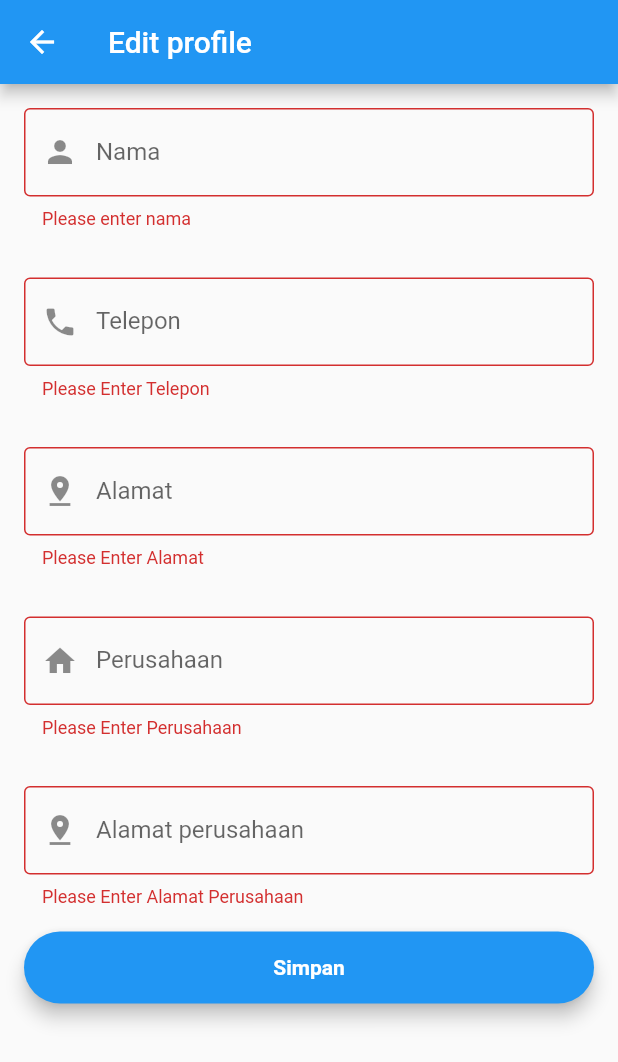
After one commit to ptadisetiawan/marketing_tracker, a Flutter app: the EditProfilePage screen opened directly, after a tap on "Simpan", on a phone screen of 412 x 824 dp. The commit adds this screen. Shown: the top 1062 px of the screen. Run offline on Flutter 3.47's test engine with Material 2 defaults, Android fonts, the phone set to English and light mode, and no system bars; our stand-ins replace cloud_firestore, firebase_auth, get_it, google_maps_flutter, location; missing offline and left inert: geocoder, time_formatter; accounts and stored records are empty; statements that could not run were skipped.

Commit message:
update perbaikan tampilan

```diff
--- a/lib/core/model/user.dart
+++ b/lib/core/model/user.dart
@@ -17,4 +17,15 @@ class User{
         perusahaan = snapshot['perusahaan'] ?? '',
         alamatPerusahaan = snapshot['alamat_perusahaan'] ?? '',
         photoUrl = 'https://www.unr.ac.id/images/dosen_male.png';
+
+   toJson() {
+    return {
+      "nama": nama,
+      "alamat": alamat,
+      "telp": telp,
+      "perusahaan": perusahaan,
+      "alamat_perusahaan": alamatPerusahaan,
+      "photoUrl" : 'https://www.unr.ac.id/images/dosen_male.png'
+    };
+  }
 }
--- a/lib/core/model/user_location.dart
+++ b/lib/core/model/user_location.dart
@@ -2,15 +2,21 @@ class UserLocation {
   final double latitude;
   final double longitude;
   final String email;
+  final String address;
+  final int waktu;
 
-  UserLocation({this.latitude, this.longitude, this.email});
+  UserLocation({this.latitude, this.longitude, this.email, this.address, this.waktu});
   UserLocation.fromJson(Map<String, dynamic> parsedJSON)
       : latitude = parsedJSON['latitude'],
         longitude = parsedJSON['longitude'],
-        email = parsedJSON['email'];
+        email = parsedJSON['email'],
+        address = parsedJSON['address'],
+        waktu = parsedJSON['waktu'];
 
   UserLocation.fromMap(Map snapshot)
         : latitude = snapshot['latitude'] ?? 0,
         longitude = snapshot['longitude'] ?? 0,
-        email = snapshot['email'] ?? '';
+        email = snapshot['email'] ?? '',
+        address = snapshot['address'] ?? '',
+        waktu = snapshot['waktu'] ?? 0;
 }
--- a/lib/core/services/auth_service.dart
+++ b/lib/core/services/auth_service.dart
@@ -1,12 +1,18 @@
 import 'package:firebase_auth/firebase_auth.dart';
 import 'package:flutter/material.dart';
+import 'package:marketing_tracker/core/model/user.dart';
+import 'package:marketing_tracker/core/services/firestore_service.dart';
+
+import '../../injector.dart';
 
 enum Status { Uninitialized, Authenticated, Authenticating, Unauthenticated }
 
 class AuthService with ChangeNotifier {
   FirebaseAuth _auth;
   FirebaseUser _user;
+  User _dbUser;
   Status _status = Status.Uninitialized;
+  FirestoreService firestoreService = locator<FirestoreService>();
 
   AuthService.instance() : _auth = FirebaseAuth.instance {
     _auth.onAuthStateChanged.listen(_onAuthStateChange);
@@ -14,6 +20,7 @@ class AuthService with ChangeNotifier {
 
   Status get status => _status;
   FirebaseUser get user => _user;
+  User get dbUser => _dbUser;
 
   Future<bool> signIn(String email, String password) async {
     try {
@@ -43,8 +50,22 @@ class AuthService with ChangeNotifier {
     } else {
       _user = firebaseUser;
       _status = Status.Authenticated;
+      var results = await firestoreService.getUser(firebaseUser.email);
+      var dataUser = new User(
+          nama: results['nama'] ?? '',
+          alamat: results['alamat'] ?? '',
+          telp: results['telp'] ?? '',
+          perusahaan: results['perusahaan'] ?? '',
+          alamatPerusahaan: results['alamat_perusahaan'] ?? '',
+          email: firebaseUser.email ?? '');
+      setDbUser(dataUser);
       // print("ada user");
     }
     notifyListeners();
   }
+
+  void setDbUser(User user){
+    _dbUser = user;
+    notifyListeners();
+  }
 }
--- a/lib/core/viewmodels/user_provider.dart
+++ b/lib/core/viewmodels/user_provider.dart
@@ -3,16 +3,34 @@ import 'package:marketing_tracker/core/model/user.dart';
 import 'package:marketing_tracker/core/services/firestore_service.dart';
 import 'package:marketing_tracker/injector.dart';
 
-class UserProvider extends ChangeNotifier{
+class UserProvider extends ChangeNotifier {
   FirestoreService firestoreService = locator<FirestoreService>();
   List<User> _users;
   List<User> get users => _users;
+  User _user;
+  User get user => _user;
 
   void getUserList() async {
     var results = await firestoreService.getUserList();
     _users = results.documents
-            .map((doc) => User.fromMap(doc.data, doc.documentID))
-            .toList();
+        .map((doc) => User.fromMap(doc.data, doc.documentID))
+        .toList();
     notifyListeners();
   }
+
+  void getUser(String email) async {
+    var results = await firestoreService.getUser(email);
+    _user = new User(
+        nama: results['nama'] ?? '',
+        alamat: results['alamat'] ?? '',
+        telp: results['telp'] ?? '',
+        perusahaan: results['perusahaan'] ?? '',
+        alamatPerusahaan: results['alamat_perusahaan'] ?? '');
+     notifyListeners();
+  }
+
+  Future updateUser(User data,String email) async{
+    await firestoreService.updateUser(data.toJson(), email);
+    return ;
+  }
 }
--- /dev/null
+++ b/lib/ui/screens/page/edit_profile_page.dart
@@ -0,0 +1,166 @@
+import 'package:flutter/material.dart';
+import 'package:marketing_tracker/core/model/user.dart';
+import 'package:marketing_tracker/core/services/auth_service.dart';
+import 'package:marketing_tracker/core/viewmodels/user_provider.dart';
+import 'package:provider/provider.dart';
+
+class EditProfilePage extends StatefulWidget {
+  User user;
+  EditProfilePage({Key key, this.user}) : super(key: key);
+  @override
+  _EditProfilePageState createState() => _EditProfilePageState();
+}
+
+class _EditProfilePageState extends State<EditProfilePage> {
+  // TextEditingController _email;
+  TextEditingController _nama;
+  TextEditingController _telp;
+  TextEditingController _alamat;
+  TextEditingController _perusahaan;
+  TextEditingController _alamatPerusahaan;
+  final _formKey = GlobalKey<FormState>();
+  final _key = GlobalKey<ScaffoldState>();
+  @override
+  void initState() {
+    // _email = TextEditingController(text: "");
+    _nama = TextEditingController(text: widget.user.nama);
+    _telp = TextEditingController(text: widget.user.telp);
+    _alamat = TextEditingController(text: widget.user.alamat);
+    _perusahaan = TextEditingController(text: widget.user.perusahaan);
+    _alamatPerusahaan =
+        TextEditingController(text: widget.user.alamatPerusahaan);
+    super.initState();
+  }
+
+  @override
+  Widget build(BuildContext context) {
+    return Scaffold(
+        key: _key,
+        appBar: AppBar(title: Text('Edit profile')),
+        body: Form(
+          key: _formKey,
+          child: Container(
+              height: MediaQuery.of(context).size.height,
+              width: MediaQuery.of(context).size.width,
+              child: ListView(
+                shrinkWrap: true,
+                children: [
+                  Padding(
+                      padding: EdgeInsets.all(16),
+                      child: TextFormField(
+                        controller: _nama,
+                        validator: (value) =>
+                            (value.isEmpty) ? "Please enter nama" : null,
+                        decoration: InputDecoration(
+                            prefixIcon: Icon(Icons.person),
+                            labelText: "Nama",
+                            border: OutlineInputBorder()),
+                      )),
+                  Padding(
+                    padding: const EdgeInsets.all(16.0),
+                    child: TextFormField(
+                      controller: _telp,
+                      validator: (value) =>
+                          (value.isEmpty) ? "Please Enter Telepon" : null,
+                      decoration: InputDecoration(
+                          prefixIcon: Icon(Icons.phone),
+                          labelText: "Telepon",
+                          border: OutlineInputBorder()),
+                    ),
+                  ),
+                  Padding(
+                    padding: const EdgeInsets.all(16.0),
+                    child: TextFormField(
+                      controller: _alamat,
+                      validator: (value) =>
+                          (value.isEmpty) ? "Please Enter Alamat" : null,
+                      decoration: InputDecoration(
+                          prefixIcon: Icon(Icons.pin_drop),
+                          labelText: "Alamat",
+                          border: OutlineInputBorder()),
+                    ),
+                  ),
+                  Padding(
+                    padding: const EdgeInsets.all(16.0),
+                    child: TextFormField(
+                      controller: _perusahaan,
+                      validator: (value) =>
+                          (value.isEmpty) ? "Please Enter Perusahaan" : null,
+                      decoration: InputDecoration(
+                          prefixIcon: Icon(Icons.home),
+                          labelText: "Perusahaan",
+                          border: OutlineInputBorder()),
+                    ),
+                  ),
+                  Padding(
+                    padding: const EdgeInsets.all(16.0),
+                    child: TextFormField(
+                      controller: _alamatPerusahaan,
+                      validator: (value) => (value.isEmpty)
+                          ? "Please Enter Alamat Perusahaan"
+                          : null,
+                      decoration: InputDecoration(
+                          prefixIcon: Icon(Icons.pin_drop),
+                          labelText: "Alamat perusahaan",
+                          border: OutlineInputBorder()),
+                    ),
+                  ),
+                  Padding(
+                    padding: const EdgeInsets.symmetric(horizontal: 16.0),
+                    child: Material(
+                      elevation: 5.0,
+                      borderRadius: BorderRadius.circular(30.0),
+                      color: Colors.blue,
+                      child: MaterialButton(
+                        onPressed: () async {
+                          if (_formKey.currentState.validate()) {
+                            _formKey.currentState.save();
+                            await Provider.of<UserProvider>(context,
+                                    listen: false)
+                                .updateUser(
+                                    User(
+                                        nama: _nama.text,
+                                        alamat: _alamat.text,
+                                        telp: _telp.text,
+                                        perusahaan: _perusahaan.text,
+                                        alamatPerusahaan:
+                                            _alamatPerusahaan.text),
+                                    widget.user.email);
+                            await Provider.of<AuthService>(context,
+                                    listen: false)
+                                .setDbUser(
+                              User(
+                                  nama: _nama.text,
+                                  alamat: _alamat.text,
+                                  telp: _telp.text,
+                                  perusahaan: _perusahaan.text,
+                                  alamatPerusahaan: _alamatPerusahaan.text,
+                                  email: widget.user.email),
+                            );
+                            Navigator.pop(context);
+                          }
+                        },
+                        child: Text(
+                          "Simpan",
+                          style: TextStyle(
+                              color: Colors.white, fontWeight: FontWeight.bold),
+                        ),
+                      ),
+                    ),
+                  ),
+                ],
+              )),
+        ));
+  }
+
+  @override
+  void dispose() {
+    // _email.dispose();
+    _nama.dispose();
+    _alamat.dispose();
+    _telp.dispose();
+    _perusahaan.dispose();
+    _alamatPerusahaan.dispose();
+    super.dispose();
+  }
+}
--- a/lib/ui/screens/page/home_screen.dart
+++ b/lib/ui/screens/page/home_screen.dart
@@ -2,7 +2,7 @@ import 'package:flutter/material.dart';
 import 'package:marketing_tracker/core/services/auth_service.dart';
 import 'package:marketing_tracker/core/viewmodels/location_provider.dart';
 import 'package:marketing_tracker/ui/screens/page/login_screen.dart';
-import 'package:marketing_tracker/ui/screens/page/user_info_page.dart';
+import 'package:marketing_tracker/ui/screens/page/maps_page.dart';
 import 'package:marketing_tracker/ui/screens/splash_screen.dart';
 import 'package:provider/provider.dart';
 
@@ -25,7 +25,7 @@ class _HomeScreenState extends State<HomeScreen> {
           case Status.Authenticating:
             return LoginScreen();
           case Status.Authenticated:
-            return UserInfoPage();
+            return MapsPage();
         }
       },
     );
--- a/lib/ui/screens/page/login_screen.dart
+++ b/lib/ui/screens/page/login_screen.dart
@@ -10,6 +10,7 @@ class LoginScreen extends StatefulWidget {
 class _LoginScreenState extends State<LoginScreen> {
   TextEditingController _email;
   TextEditingController _password;
+
   final _formKey = GlobalKey<FormState>();
   final _key = GlobalKey<ScaffoldState>();
 
@@ -31,6 +32,7 @@ class _LoginScreenState extends State<LoginScreen> {
               child: ListView(
             shrinkWrap: true,
             children: [
+              Image(image: AssetImage('images/logo.png')),
               Padding(
                   padding: EdgeInsets.all(16),
                   child: TextFormField(
@@ -63,7 +65,7 @@ class _LoginScreenState extends State<LoginScreen> {
                       child: Material(
                         elevation: 5.0,
                         borderRadius: BorderRadius.circular(30.0),
-                        color: Colors.red,
+                        color: Colors.blue,
                         child: MaterialButton(
                           onPressed: () async {
                             if (_formKey.currentState.validate()) {
--- a/lib/ui/screens/page/marketing_list_page.dart
+++ b/lib/ui/screens/page/marketing_list_page.dart
@@ -28,7 +28,11 @@ class _MarketingListPageState extends State<MarketingListPage> {
   Widget _buildBody() {
     return Consumer<UserProvider>(
       builder: (context, userProv, _) {
-        userProv.getUserList();
+        if(userProv.users == null){
+          userProv.getUserList();
+          return Center(child: CircularProgressIndicator());
+        }
+
         if (userProv.users.length > 0) {
           var userList = userProv.users;
           return Container(
--- a/lib/ui/screens/splash_screen.dart
+++ b/lib/ui/screens/splash_screen.dart
@@ -16,7 +16,7 @@ class _SplashScreenState extends State<SplashScreen> {
   Widget build(BuildContext context) {
     return Scaffold(
       body: Center(
-        child: Text("Splash Screen"),
+        child: Image(image: AssetImage('images/logo.png')),
       ),
     );
   }
--- a/pubspec.yaml
+++ b/pubspec.yaml
@@ -42,6 +42,7 @@ dependencies:
   geocoder: ^0.2.1
   location: ^3.0.2
   url_launcher: ^5.7.10
+  time_formatter: ^1.0.0+5
 
 dev_dependencies:
   flutter_test:
```
Also changed, not shown: lib/core/model/pin_data.dart (added, +16 -0 lines), lib/core/services/firestore_service.dart (+8 -1 lines), lib/core/services/location_service.dart (deleted, +0 -41 lines), lib/core/viewmodels/location_provider.dart (+21 -9 lines), lib/ui/router/router_generator.dart (+20 -11 lines), lib/ui/screens/items/drawer.dart (+6 -3 lines), lib/ui/screens/page/maps_page.dart (added, +108 -0 lines), lib/ui/screens/page/user_detail_page.dart (+21 -10 lines), lib/ui/screens/page/user_info_page.dart (deleted, +0 -62 lines), images/logo.png (added), pubspec.lock.
